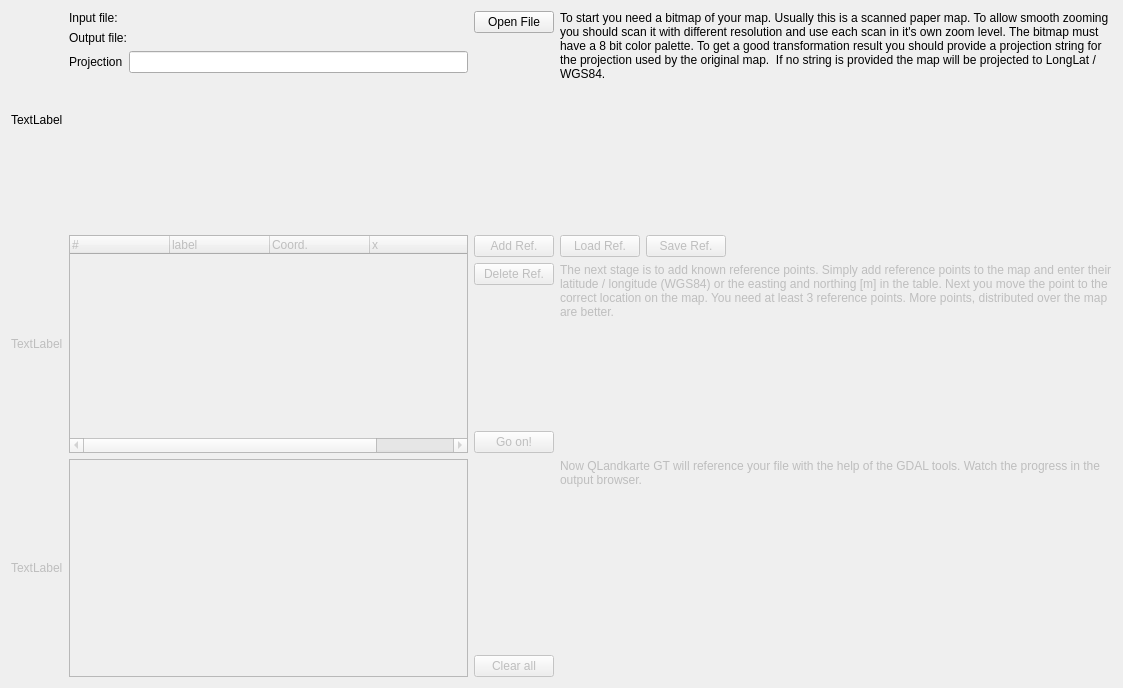
Qt form src/ICreateMapGeoTiff.ui (ntruchsess/QLandkarteGT) before a commit.
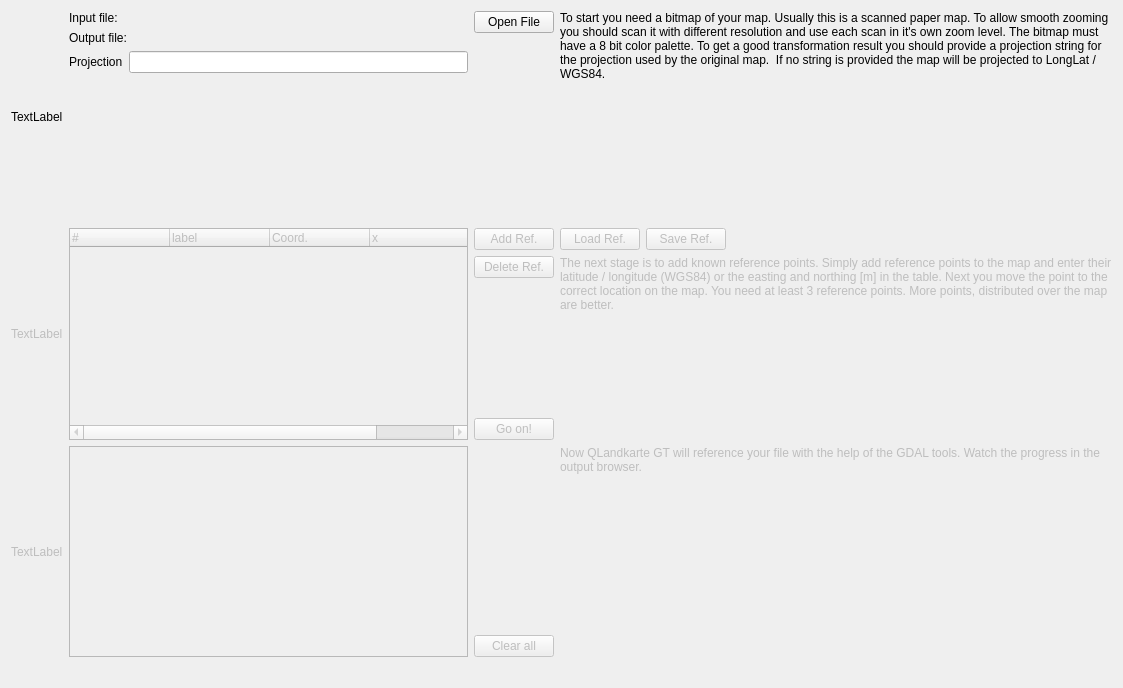
The same form after that commit.

```diff
--- a/src/ICreateMapGeoTiff.ui
+++ b/src/ICreateMapGeoTiff.ui
@@ -124,12 +124,6 @@
    </item>
    <item row="0" column="3" >
     <widget class="QLabel" name="labelDoc1" >
-     <property name="sizePolicy" >
-      <sizepolicy vsizetype="Preferred" hsizetype="MinimumExpanding" >
-       <horstretch>0</horstretch>
-       <verstretch>0</verstretch>
-      </sizepolicy>
-     </property>
      <property name="text" >
       <string>To start you need a bitmap of your map. Usually this is a scanned paper map. To allow smooth zooming you should scan it with different resolution and use each scan in it's own zoom level. The bitmap must have a 8 bit color palette. To get a good transformation result you should provide a projection string for the projection used by the original map.  If no string is provided the map will be projected to LongLat / WGS84.</string>
      </property>
@@ -156,6 +150,12 @@
      <property name="enabled" >
       <bool>false</bool>
      </property>
+     <property name="sizePolicy" >
+      <sizepolicy vsizetype="Expanding" hsizetype="Expanding" >
+       <horstretch>0</horstretch>
+       <verstretch>0</verstretch>
+      </sizepolicy>
+     </property>
      <property name="contextMenuPolicy" >
       <enum>Qt::CustomContextMenu</enum>
      </property>
@@ -353,6 +353,22 @@
      </property>
     </widget>
    </item>
+   <item row="3" column="1" >
+    <spacer>
+     <property name="orientation" >
+      <enum>Qt::Horizontal</enum>
+     </property>
+     <property name="sizeType" >
+      <enum>QSizePolicy::MinimumExpanding</enum>
+     </property>
+     <property name="sizeHint" >
+      <size>
+       <width>40</width>
+       <height>20</height>
+      </size>
+     </property>
+    </spacer>
+   </item>
   </layout>
  </widget>
  <resources/>
```
